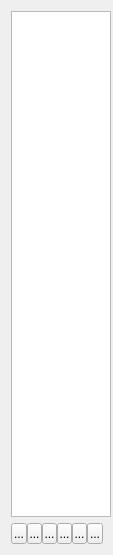
Old version of the form src/partlist.ui in the repository eigenbom/MQ-Sprite.
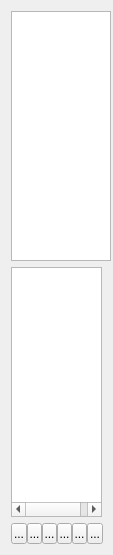
New version of the form. Icons and pictures are not drawn. Custom widgets are drawn as their Qt base class.

```diff
--- a/src/partlist.ui
+++ b/src/partlist.ui
@@ -66,6 +66,27 @@
      </property>
     </widget>
    </item>
+   <item>
+    <widget class="AssetTreeWidget" name="assetTree">
+     <property name="iconSize">
+      <size>
+       <width>16</width>
+       <height>16</height>
+      </size>
+     </property>
+     <property name="rootIsDecorated">
+      <bool>true</bool>
+     </property>
+     <attribute name="headerVisible">
+      <bool>false</bool>
+     </attribute>
+     <column>
+      <property name="text">
+       <string notr="true">1</string>
+      </property>
+     </column>
+    </widget>
+   </item>
    <item>
     <layout class="QHBoxLayout" name="horizontalLayout_2">
      <property name="spacing">
@@ -178,6 +199,11 @@
    <extends>QListWidget</extends>
    <header location="global">assetlistwidget.h</header>
   </customwidget>
+  <customwidget>
+   <class>AssetTreeWidget</class>
+   <extends>QTreeWidget</extends>
+   <header>assettreewidget.h</header>
+  </customwidget>
  </customwidgets>
  <resources>
   <include location="../icons.qrc"/>
```
